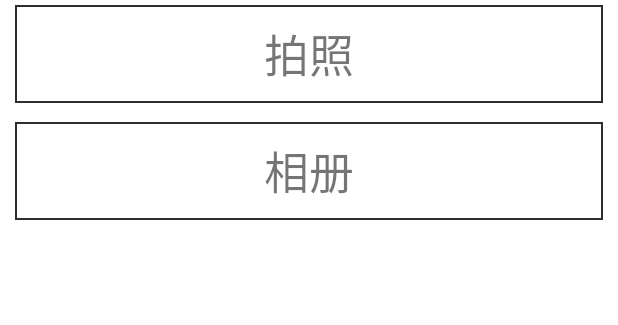
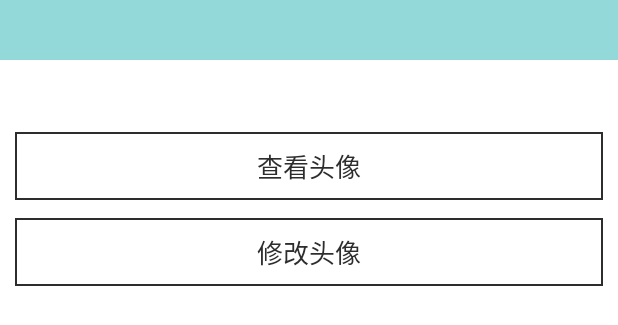
Before and after one commit to 1291945816/yxy-Android, an Android app: the layout dialog_profile.xml on its own in the app's theme, with its tools: preview values and no code run, on a phone screen of 412 x 824 dp. Shown: the top 325 px of the screen. Run offline under Robolectric (Android 15) with nearby library versions, the phone set to English and light mode, and no system bars.

Commit message:
完成点击头像之后的弹窗（进度1/2）

```diff
--- a/app/build.gradle
+++ b/app/build.gradle
@@ -52,7 +52,7 @@ dependencies {
     implementation 'androidx.cardview:cardview:1.0.0'
     implementation "androidx.swiperefreshlayout:swiperefreshlayout:1.1.0"
     implementation fileTree(dir: "libs", include: ["*.jar"])
-   implementation 'com.github.jlmd:AnimatedCircleLoadingView:1.1.5@aar'
+   //implementation 'com.github.jlmd:AnimatedCircleLoadingView:1.1.5@aar'
     //OKHttp
     implementation("com.squareup.okhttp3:okhttp:4.9.0")
     //Gson
--- a/app/src/main/res/layout/dialog_profile.xml
+++ b/app/src/main/res/layout/dialog_profile.xml
@@ -6,34 +6,57 @@
     android:layout_width="match_parent"
     android:layout_height="match_parent">
 
-    <TextView
-        android:id="@+id/shot_profile"
+    <ImageView
+        android:id="@+id/imageView"
         android:layout_width="match_parent"
-        android:layout_height="65dp"
-        android:text="拍照"
-        android:textSize="30sp"
-        android:gravity="center"
-        android:background="@drawable/textview_in_dialog_boder"
+        android:layout_height="40dp"
+        android:background="#93D9D9"
+        app:layout_constraintBottom_toBottomOf="parent"
+        app:layout_constraintTop_toTopOf="parent"
+        app:layout_constraintVertical_bias="0.0"
+        tools:layout_editor_absoluteX="16dp">
+
+    </ImageView>
+
+    <androidx.constraintlayout.widget.ConstraintLayout
+        android:id="@+id/cons"
+        android:layout_width="match_parent"
+        android:layout_height="130dp"
+        android:orientation="vertical"
         android:layout_marginLeft="10dp"
         android:layout_marginRight="10dp"
         app:layout_constraintBottom_toBottomOf="parent"
+        app:layout_constraintTop_toBottomOf="@+id/imageView"
+        app:layout_constraintVertical_bias="0.049"
+        tools:layout_editor_absoluteX="-16dp">
+
+        <TextView
+            android:id="@+id/look_profile"
+            android:layout_width="match_parent"
+            android:layout_height="45dp"
+            android:background="@drawable/textview_in_dialog_boder"
+            android:gravity="center"
+            android:text="查看头像"
+            android:textSize="17sp"
+            android:textColor="@color/black"
+            app:layout_constraintBottom_toBottomOf="parent"
             app:layout_constraintTop_toTopOf="parent"
-        app:layout_constraintVertical_bias="0.004"
+            app:layout_constraintVertical_bias="0.188"
             tools:layout_editor_absoluteX="0dp"></TextView>
 
         <TextView
-        android:id="@+id/local_profile"
+            android:id="@+id/change_profile"
             android:layout_width="match_parent"
-        android:layout_height="65dp"
-        android:text="相册"
-        android:textSize="30sp"
+            android:layout_height="45dp"
+            android:background="@drawable/textview_in_dialog_boder"
             android:gravity="center"
-        android:background="@drawable/textview_in_dialog_boder"
-        android:layout_marginLeft="10dp"
-        android:layout_marginRight="10dp"
+            android:text="修改头像"
+            android:textSize="17sp"
+            android:textColor="@color/black"
             app:layout_constraintBottom_toBottomOf="parent"
-        app:layout_constraintTop_toBottomOf="@+id/shot_profile"
-        app:layout_constraintVertical_bias="0.018"
+            app:layout_constraintTop_toBottomOf="@+id/look_profile"
+            app:layout_constraintVertical_bias="0.515"
             tools:layout_editor_absoluteX="0dp"></TextView>
+    </androidx.constraintlayout.widget.ConstraintLayout>
 
 </androidx.constraintlayout.widget.ConstraintLayout>
--- a/app/src/main/res/layout/fragment_mine.xml
+++ b/app/src/main/res/layout/fragment_mine.xml
@@ -315,6 +315,7 @@
 
 
     </LinearLayout>
+    <!--
     <RelativeLayout
         android:layout_width="100dp"
         android:layout_height="100dp"
@@ -330,7 +331,7 @@
             android:layout_centerInParent="true"
             app:textColor="@color/blue"
             />
-
     </RelativeLayout>
+    -->
 
 </androidx.constraintlayout.widget.ConstraintLayout>
```
Also changed, not shown: app/src/main/java/kilig/ink/yxy/fragment/MineFragment.java (+39 -30 lines). Lines whose indentation alone changed are shown as unchanged.
